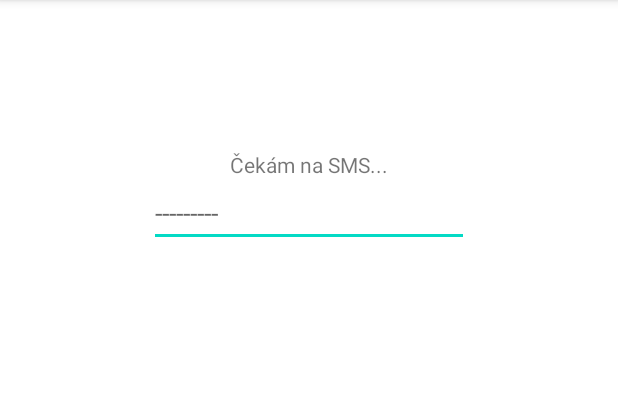
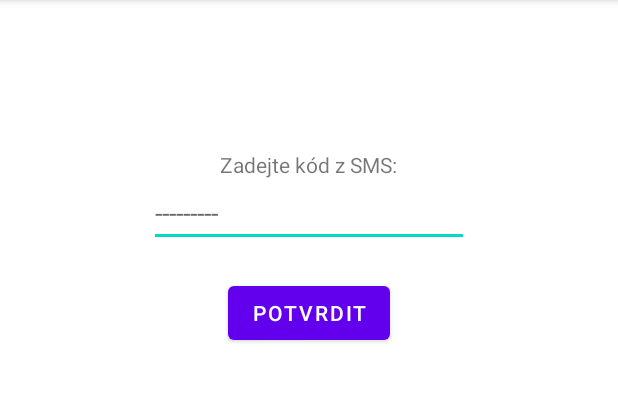
Before and after one commit to ikarus63/SmartAuth, an Android app: the screen it shows after launch (MainActivity), after a tap on "AUTORIZOVAT", on a phone screen of 412 x 824 dp, the part 84-486 px from its top. Run offline under Robolectric (Android 15) with nearby library versions, the phone set to English and light mode, and no system bars.

Commit message:
Bug fixes

```diff
--- a/app/src/main/java/cz/pallamedia/smartauth/MainActivity.java
+++ b/app/src/main/java/cz/pallamedia/smartauth/MainActivity.java
@@ -62,9 +62,9 @@ public class MainActivity extends AppCompatActivity {
         button.setOnClickListener(new View.OnClickListener() {
             @Override
             public void onClick(View view) {
-                setControlsVisible(false);
+                savePhoneNumber();
+                setButtonVisible(false);
                 changeText("Odesílám SMS s vygenerovaným kódem...");
-                savePhoneNumber();
                 generateAuthCode();
                 sendSMS();
             }
@@ -73,15 +73,26 @@ public class MainActivity extends AppCompatActivity {
 
     private static void changeText(String txt){
         textView.setText(txt);
+        field.setText("");
     }
 
-    private static void setControlsVisible(boolean a){
+    private static void setButtonText(String txt){
+        button.setText(txt);
+    }
+
+    private static void setButtonVisible(boolean a){
         if(a){
             button.setVisibility(View.VISIBLE);
-            //field.setVisibility(View.VISIBLE);
         }else{
             button.setVisibility(View.INVISIBLE);
-            //field.setVisibility(View.INVISIBLE);
+        }
+    }
+
+    private static void setFieldVisible(boolean a){
+        if(a){
+            field.setVisibility(View.VISIBLE);
+        }else{
+            field.setVisibility(View.INVISIBLE);
         }
     }
 
@@ -95,7 +106,7 @@ public class MainActivity extends AppCompatActivity {
 
     private void generateAuthCode() {
         Random random = new Random();
-        authCode = String.valueOf(random.nextInt() + Integer.MAX_VALUE);
+        authCode = String.valueOf(random.nextInt() + Integer.MAX_VALUE).replace("-", "");
     }
 
     private void sendSMS() {
@@ -127,18 +138,35 @@ public class MainActivity extends AppCompatActivity {
         }
 
         protected void onPostExecute(String result) {
-            changeText("Čekám na SMS...");
+            changeText("Zadejte kód z SMS:");
+            setButtonVisible(true);
+            setButtonText("Potvrdit");
+            setButtonListener();
         }
     }
 
-        private static void fillInAuthCode(String messageBody) {
-            setControlsVisible(true);
-            if(messageBody.trim().equalsIgnoreCase(authCode)){
-                changeText("Autorizační kód úspěšně ověřen!");
-            }else{
-                changeText("Chybný autorizační kód!");
+    private void setButtonListener() {
+        button.setOnClickListener(new View.OnClickListener() {
+            @Override
+            public void onClick(View view) {
+                checkAuthCode();
             }
+        });
+    }
+
+    private static void fillInAuthCode(String messageBody) {
             field.setText(messageBody);
+            //checkAuthCode();
+    }
+
+    public static void checkAuthCode(){
+        if(field.getText().toString().trim().equalsIgnoreCase(authCode)){
+            changeText("Autorizační kód úspěšně ověřen!");
+            setButtonVisible(false);
+            setFieldVisible(false);
+        }else{
+            changeText("Chybný autorizační kód!");
+        }
     }
 
     public static class SMSListener extends BroadcastReceiver {
```
